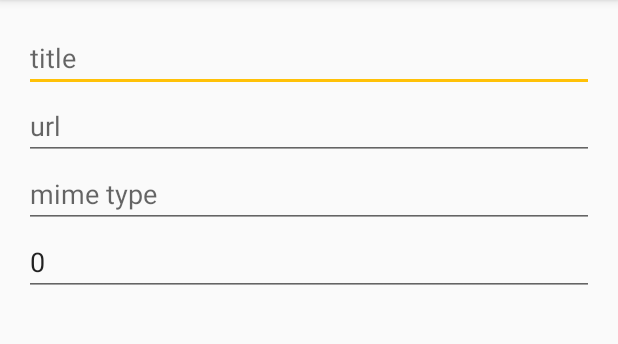
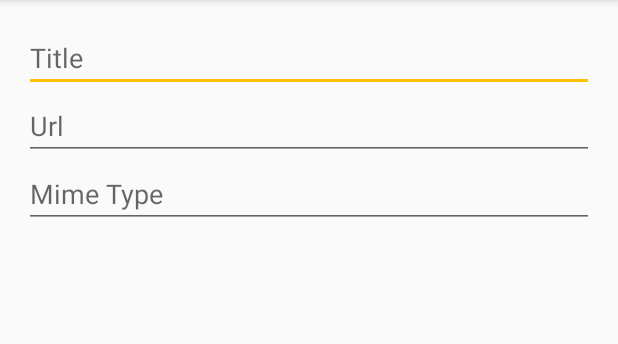
Before and after one commit to felixb/basscast, an Android app: the screen it shows after launch (EditStreamActivity), after a tap on an icon or button, on a phone screen of 412 x 824 dp, the part 84-428 px from its top. Run offline under Robolectric (Android 15) with nearby library versions, the phone set to English and light mode, and no system bars; our stand-ins replace ButterKnife; libraries missing offline, so code that uses them is left out: android.support.v7, ckm.simple.sql_provider; pictures from the network do not load; 15 statements that could not run were skipped.

Commit message:
automatically resolve type from mimeType, refs #9

```diff
--- a/app/src/main/java/de/ub0r/android/basscast/BassCastApplication.java
+++ b/app/src/main/java/de/ub0r/android/basscast/BassCastApplication.java
@@ -1,6 +1,4 @@
 package de.ub0r.android.basscast;
-
-import com.google.android.gms.cast.MediaMetadata;
 
 import android.app.Application;
 import android.content.ContentResolver;
@@ -25,21 +23,18 @@ public class BassCastApplication extends Application {
             cr.insert(StreamsTable.CONTENT_URI, StreamsTable.getContentValues(new Stream(
                     "http://download.media.tagesschau.de/video/2015/1222/TV-20151222-2020-4401.webm.h264.mp4",
                     "Tagesschau",
-                    MediaMetadata.MEDIA_TYPE_MOVIE,
                     "video/mp4"
             ), false));
 
             cr.insert(StreamsTable.CONTENT_URI, StreamsTable.getContentValues(new Stream(
                     "http://radioeins.de/stream",
                     "radio 1",
-                    MediaMetadata.MEDIA_TYPE_MUSIC_TRACK,
                     "audio/mp3"
             ), false));
 
             cr.insert(StreamsTable.CONTENT_URI, StreamsTable.getContentValues(new Stream(
                     "http://amsterdam2.shouthost.com.streams.bassdrive.com:8000/;",
                     "bassdrive",
-                    MediaMetadata.MEDIA_TYPE_MUSIC_TRACK,
                     "audio/mpeg"
             ), false));
         }
--- a/app/src/main/java/de/ub0r/android/basscast/EditStreamActivity.java
+++ b/app/src/main/java/de/ub0r/android/basscast/EditStreamActivity.java
@@ -28,9 +28,6 @@ public class EditStreamActivity extends AppCompatActivity {
 
     @Bind(R.id.mimeType)
     EditText mMimeTypeView;
-
-    @Bind(R.id.type)
-    EditText mTypeView;
 
     private Stream mStream;
 
@@ -89,15 +86,14 @@ public class EditStreamActivity extends AppCompatActivity {
     private void restoreViewsFromStream() {
         mTitleView.setText(mStream.title);
         mUrlView.setText(mStream.url);
-        mTypeView.setText(Integer.toString(mStream.type));
         mMimeTypeView.setText(mStream.mimeType);
     }
 
     private void storeStreamFromViews() {
         mStream.title = mTitleView.getText().toString();
         mStream.url = mUrlView.getText().toString();
-        mStream.type = Integer.parseInt(mTypeView.getText().toString());
         mStream.mimeType = mMimeTypeView.getText().toString();
+        mStream.parseMimeType();
     }
 
     private void saveStream() {
--- a/app/src/main/res/layout/activity_edit_stream.xml
+++ b/app/src/main/res/layout/activity_edit_stream.xml
@@ -15,24 +15,19 @@
             android:id="@+id/title"
             android:layout_width="match_parent"
             android:layout_height="wrap_content"
-            android:hint="title"/>
+            android:hint="@string/title_hint"/>
 
     <EditText
             android:id="@+id/url"
             android:layout_width="match_parent"
             android:layout_height="wrap_content"
-            android:hint="url"/>
+            android:inputType="textUri"
+            android:hint="@string/url_hint"/>
 
     <EditText
             android:id="@+id/mimeType"
             android:layout_width="match_parent"
             android:layout_height="wrap_content"
-            android:hint="mime type"/>
-
-    <EditText
-            android:id="@+id/type"
-            android:layout_width="match_parent"
-            android:layout_height="wrap_content"
-            android:hint="type"/>
+            android:hint="@string/mimeType_hint"/>
 
 </LinearLayout>
--- a/app/src/main/res/values/strings.xml
+++ b/app/src/main/res/values/strings.xml
@@ -5,4 +5,7 @@
     <string name="action_save">Save</string>
     <string name="action_delete">Delete</string>
     <string name="action_play">Play</string>
+    <string name="title_hint">Title</string>
+    <string name="url_hint">Url</string>
+    <string name="mimeType_hint">Mime Type</string>
 </resources>
```
Also changed, not shown: app/src/main/java/de/ub0r/android/basscast/model/Stream.java (+15 -2 lines), 2 other files.
